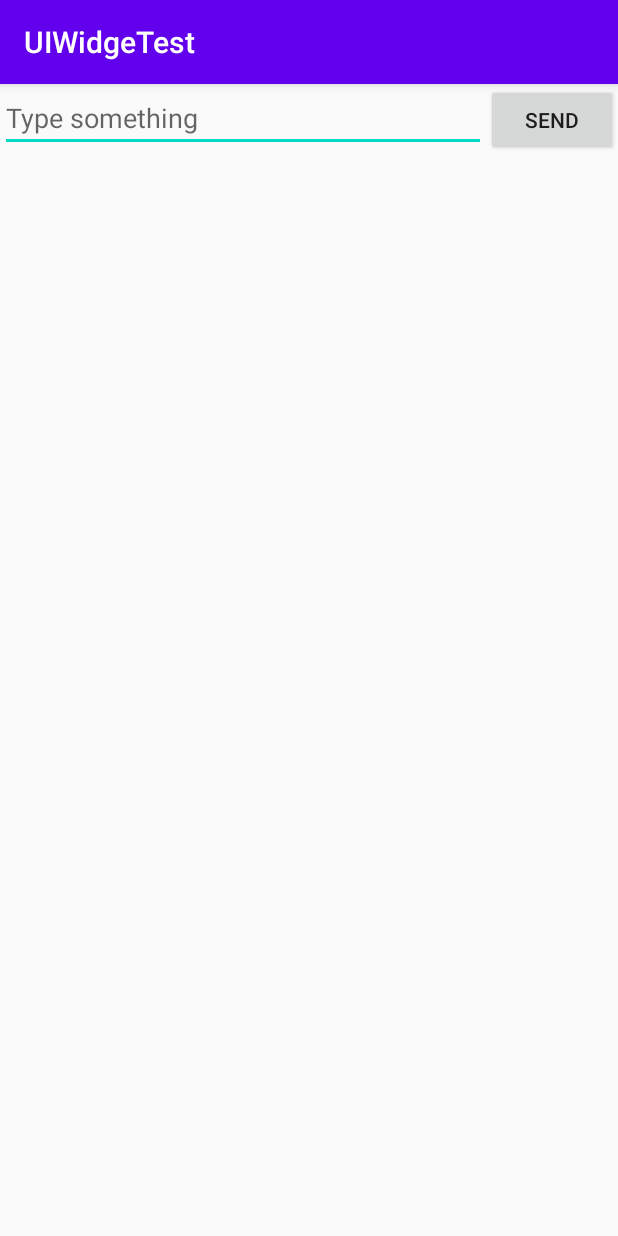
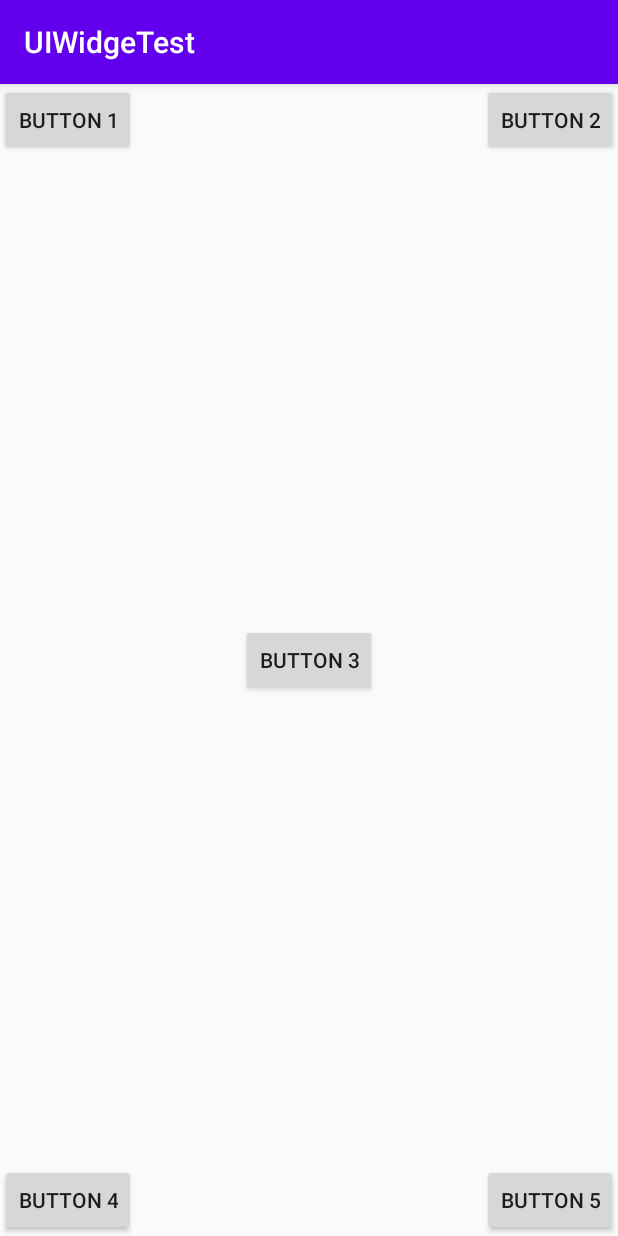
Before and after one commit to xiaogangwei/2018118104_Android, an Android app: the screen it shows after launch (MainActivity), on a phone screen of 412 x 824 dp. Run offline under Robolectric (Android 15) with nearby library versions, the phone set to English and light mode, and no system bars.

Commit message:
UI相对布局.父布局

```diff
--- a/MyApplication03/app/src/main/res/layout/activity_main.xml
+++ b/MyApplication03/app/src/main/res/layout/activity_main.xml
@@ -1,20 +1,45 @@
 <?xml version="1.0" encoding="utf-8"?>
-<LinearLayout xmlns:android="http://schemas.android.com/apk/res/android"
-    android:orientation="horizontal"
+<RelativeLayout xmlns:android="http://schemas.android.com/apk/res/android"
     android:layout_width="match_parent"
     android:layout_height="match_parent">
-
-    <EditText
-        android:id="@+id/input_message"
-        android:layout_width="0dp"
-        android:layout_height="wrap_content"
-        android:layout_weight="1"
-        android:hint="Type something"
-        />
 
     <Button
         android:id="@+id/button1"
         android:layout_width="wrap_content"
         android:layout_height="wrap_content"
-        android:text="Send" />
-</LinearLayout>
+        android:layout_alignParentLeft="true"
+        android:layout_alignParentTop="true"
+        android:text="Button 1" />
+
+    <Button
+        android:id="@+id/button2"
+        android:layout_width="wrap_content"
+        android:layout_height="wrap_content"
+        android:layout_alignParentRight="true"
+        android:layout_alignParentTop="true"
+        android:text="Button 2" />
+
+    <Button
+        android:id="@+id/button3"
+        android:layout_width="wrap_content"
+        android:layout_height="wrap_content"
+        android:layout_centerInParent="true"
+        android:text="Button 3" />
+
+    <Button
+        android:id="@+id/button4"
+        android:layout_width="wrap_content"
+        android:layout_height="wrap_content"
+        android:layout_alignParentLeft="true"
+        android:layout_alignParentBottom="true"
+        android:text="Button 4" />
+
+    <Button
+        android:id="@+id/button5"
+        android:layout_width="wrap_content"
+        android:layout_height="wrap_content"
+        android:layout_alignParentRight="true"
+        android:layout_alignParentBottom="true"
+        android:text="Button 5" />
+
+</RelativeLayout>
```
Also changed, not shown: 1 other file.
